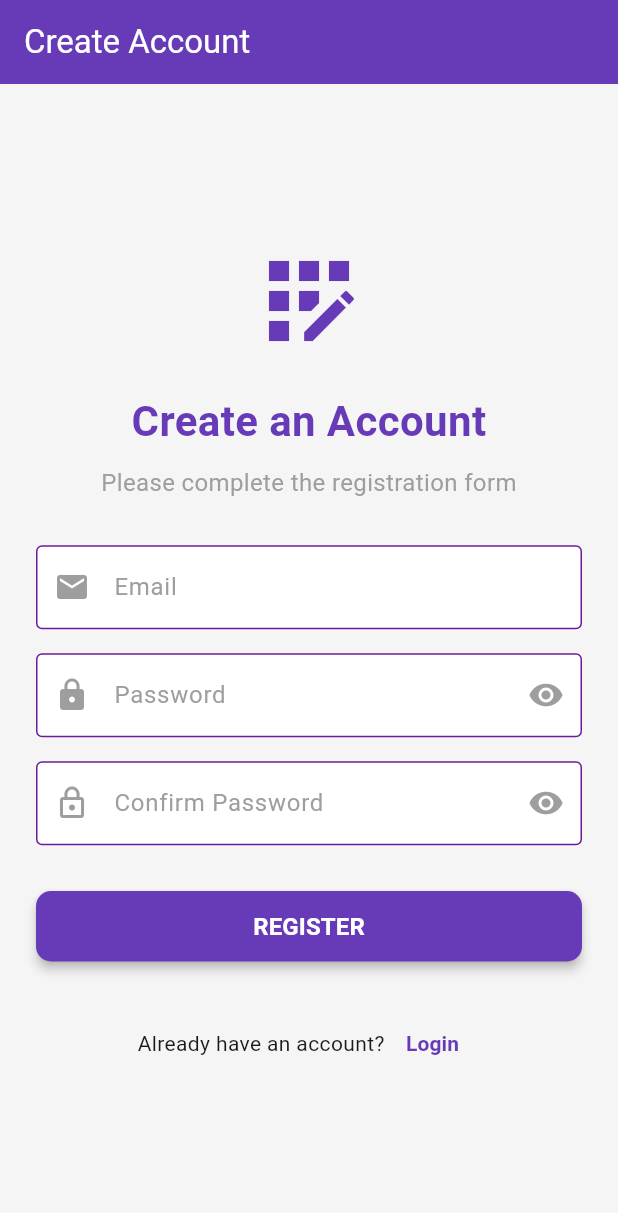
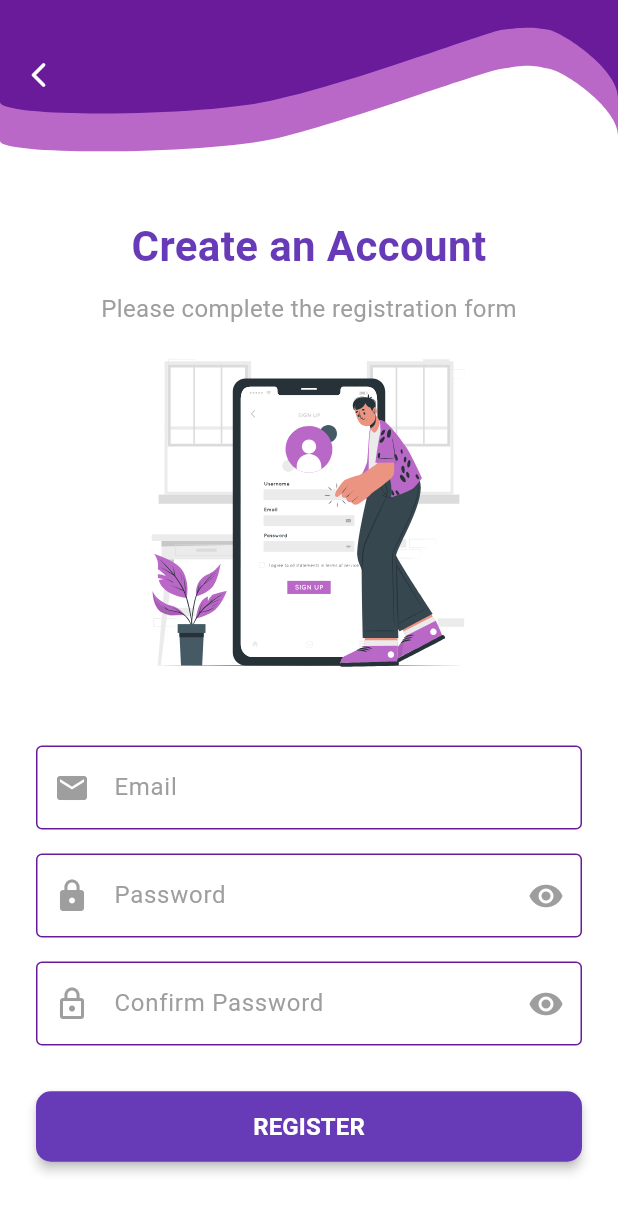
Before and after one commit to anndeviant/tpm_teori_t3, a Flutter app: the RegisterScreen screen opened directly, on a phone screen of 412 x 824 dp. Shown: the top 1213 px of the screen. Run offline on Flutter 3.47's test engine with Material 3 defaults, Android fonts, the phone set to English and light mode, and no system bars; our stand-ins replace curved_navigation_bar, firebase_auth, firebase_core, flutter_svg, internet_connection_checker, lottie; accounts and stored records are empty.

```diff
--- a/lib/auth/register_screen.dart
+++ b/lib/auth/register_screen.dart
@@ -1,7 +1,9 @@
 import 'package:flutter/material.dart';
 import 'package:firebase_auth/firebase_auth.dart';
+import 'package:flutter_svg/svg.dart';
 import 'package:tpm_teori_t3/auth/auth_service.dart';
 import 'package:tpm_teori_t3/auth/login_screen.dart';
+import 'package:tpm_teori_t3/utils/painter.dart';
 
 class RegisterScreen extends StatefulWidget {
   const RegisterScreen({super.key});
@@ -53,7 +55,10 @@ class _RegisterScreenState extends State<RegisterScreen> {
           );
 
           // Navigate back to login screen
-          Navigator.pop(context);
+          Navigator.pushReplacement(
+            context,
+            MaterialPageRoute(builder: (context) => LoginScreen()),
+          );
         }
       } on FirebaseAuthException catch (e) {
         setState(() {
@@ -98,16 +103,30 @@ class _RegisterScreenState extends State<RegisterScreen> {
   @override
   Widget build(BuildContext context) {
     return Scaffold(
-      backgroundColor: Colors.grey[100],
-      appBar: AppBar(
-        title: const Text('Create Account'),
-        backgroundColor: Colors.deepPurple,
-        foregroundColor: Colors.white,
-        elevation: 0,
+      backgroundColor: Colors.white,
+      body: SafeArea(
+        top: false,
+        child: SingleChildScrollView(
+          child: Column(
+            children: [
+              Stack(
+                children: [
+                  CustomPaint(
+                    size: Size(double.infinity, 100),
+                    painter: HeadPainter(),
                   ),
-      body: SafeArea(
-        child: Center(
-          child: SingleChildScrollView(
+                  Positioned(
+                    top: 40,
+                    left: 16,
+                    child: GestureDetector(
+                      onTap: () => Navigator.pop(context),
+                      child: Icon(Icons.arrow_back_ios_rounded,
+                          size: 20, color: Colors.white),
+                    ),
+                  ),
+                ],
+              ),
+              Padding(
                 padding: const EdgeInsets.all(24.0),
                 child: Form(
                   key: _formKey,
@@ -115,11 +134,6 @@ class _RegisterScreenState extends State<RegisterScreen> {
                     mainAxisAlignment: MainAxisAlignment.center,
                     crossAxisAlignment: CrossAxisAlignment.stretch,
                     children: [
-                  const Icon(
-                    Icons.app_registration,
-                    size: 80,
-                    color: Colors.deepPurple,
-                  ),
                       const SizedBox(height: 20),
                       const Text(
                         'Create an Account',
@@ -138,6 +152,10 @@ class _RegisterScreenState extends State<RegisterScreen> {
                           fontSize: 16,
                           color: Colors.grey,
                         ),
+                      ),
+                      SvgPicture.asset(
+                        "assets/svg/regis.svg",
+                        height: 250,
                       ),
                       const SizedBox(height: 30),
                       if (_errorMessage != null)
@@ -300,6 +318,8 @@ class _RegisterScreenState extends State<RegisterScreen> {
                   ),
                 ),
               ),
+            ],
+          ),
         ),
       ),
     );
```
Also changed, not shown: assets/svg/regis.svg (added). Lines whose indentation alone changed are shown as unchanged.
